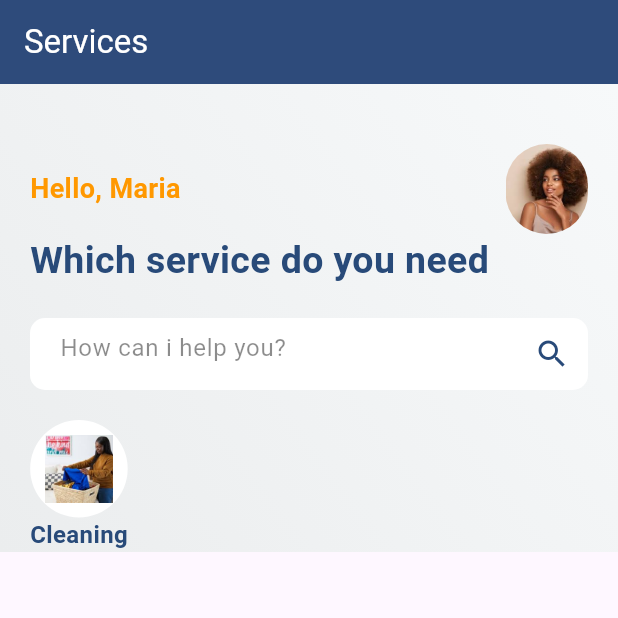
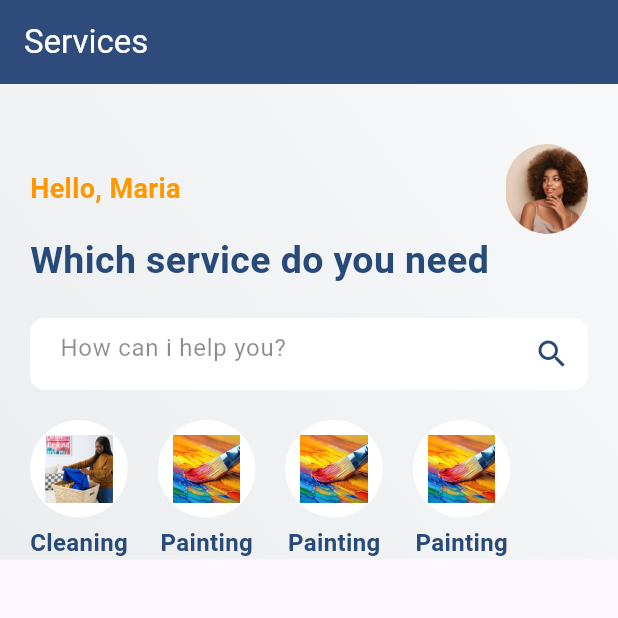
Before and after one commit to Senwin5/serviceproduction, a Flutter app: the screen it shows after launch, on a phone screen of 412 x 824 dp, the top half of it. Run offline on Flutter 3.47's test engine with Material 3 defaults, Android fonts, the phone set to English and light mode, and no system bars.

Commit message:
Servicing in progres

```diff
--- a/lib/pages/home.dart
+++ b/lib/pages/home.dart
@@ -106,8 +106,96 @@ class _HomeState extends State<Home> {
                             ),
                           ),
                             //Adding text to the image after converting the image to a Column
+                            SizedBox(height: 5.0,),
                             Text(
                               'Cleaning',
+                              style: TextStyle(
+                                color: Color(0xff284a79),
+                                fontSize: 16.0,
+                                fontWeight: FontWeight.bold,
+                              ),
+                            ),
+                        ],
+                      ),
+                      SizedBox(width: 20.0,),
+                      //Adding the second column after copying
+                       Column(
+                        children: [
+                          Container(
+                            padding: EdgeInsets.all(10),
+                            decoration: BoxDecoration(
+                              color: Colors.white,
+                              borderRadius: BorderRadius.circular(60),
+                            ),
+                            child: Image.asset(
+                              "images/painting.jpg",
+                              height: 45,
+                              width: 45,
+                              fit: BoxFit.cover,
+                            ),
+                          ),
+                            //Adding text to the image after converting the image to a Column
+                            SizedBox(height: 5.0,),
+                            Text(
+                              'Painting',
+                              style: TextStyle(
+                                color: Color(0xff284a79),
+                                fontSize: 16.0,
+                                fontWeight: FontWeight.bold,
+                              ),
+                            ),
+                        ],
+                      ),
+                        SizedBox(width: 20.0,),
+                      //Adding the second column after copying
+                       Column(
+                        children: [
+                          Container(
+                            padding: EdgeInsets.all(10),
+                            decoration: BoxDecoration(
+                              color: Colors.white,
+                              borderRadius: BorderRadius.circular(60),
+                            ),
+                            child: Image.asset(
+                              "images/painting.jpg",
+                              height: 45,
+                              width: 45,
+                              fit: BoxFit.cover,
+                            ),
+                          ),
+                            //Adding text to the image after converting the image to a Column
+                            SizedBox(height: 5.0,),
+                            Text(
+                              'Painting',
+                              style: TextStyle(
+                                color: Color(0xff284a79),
+                                fontSize: 16.0,
+                                fontWeight: FontWeight.bold,
+                              ),
+                            ),
+                        ],
+                      ),
+                        SizedBox(width: 20.0,),
+                      //Adding the second column after copying
+                       Column(
+                        children: [
+                          Container(
+                            padding: EdgeInsets.all(10),
+                            decoration: BoxDecoration(
+                              color: Colors.white,
+                              borderRadius: BorderRadius.circular(60),
+                            ),
+                            child: Image.asset(
+                              "images/painting.jpg",
+                              height: 45,
+                              width: 45,
+                              fit: BoxFit.cover,
+                            ),
+                          ),
+                            //Adding text to the image after converting the image to a Column
+                            SizedBox(height: 5.0,),
+                            Text(
+                              'Painting',
                               style: TextStyle(
                                 color: Color(0xff284a79),
                                 fontSize: 16.0,
```
Also changed, not shown: images/logo.jpg (deleted), images/logo.png (deleted), images/painting.jpg (added).
